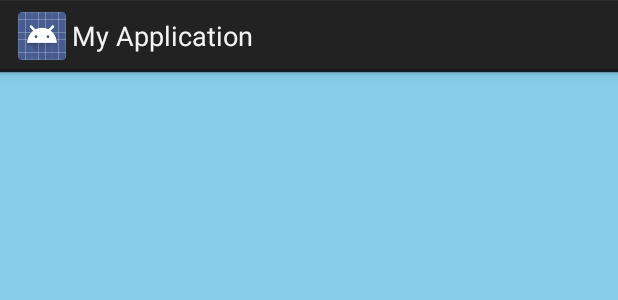
After one commit to valerie-roske/yoTWo, an Android app: the layout list_all_users.xml on its own in the app's theme, with its tools: preview values and no code run, on a phone screen of 412 x 824 dp. The commit adds this screen. Shown: the top 300 px of the screen. Run offline under Robolectric (Android 15) with nearby library versions, the phone set to English and light mode, and no system bars.

Commit message:
[Jered] added getAllUsers functionality for a list adapter, tests and refactoring need to happen

```diff
--- /dev/null
+++ b/app/src/main/res/layout/list_all_users.xml
@@ -0,0 +1,14 @@
+<?xml version="1.0" encoding="utf-8"?>
+
+<LinearLayout xmlns:android="http://schemas.android.com/apk/res/android"
+              android:orientation="vertical"
+              android:layout_width="match_parent"
+              android:layout_height="match_parent">
+
+    <ListView android:id="@android:id/list"
+              android:layout_width="match_parent"
+              android:layout_height="match_parent"
+              android:background="@color/skyBlue"
+              android:layout_weight="1"
+              android:drawSelectorOnTop="false"/>
+</LinearLayout>
```
Also changed, not shown: app/src/main/java/com/thoughtworks/easterEggHunt/android/activities/ListUsersActivity.java (+36 -2 lines), app/src/main/java/com/thoughtworks/easterEggHunt/tasks/AllUsersCallback.java (added, +9 -0 lines), app/src/main/java/com/thoughtworks/easterEggHunt/tasks/GetAllUsersTask.java (added, +28 -0 lines), app/src/main/res/layout/list_item.xml (added, +11 -0 lines).
